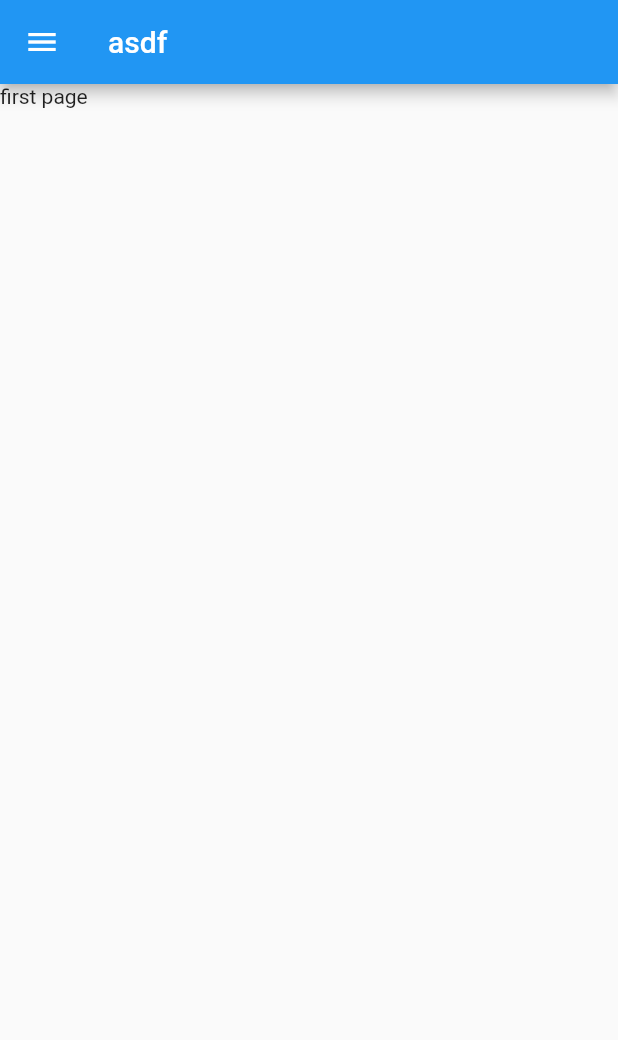
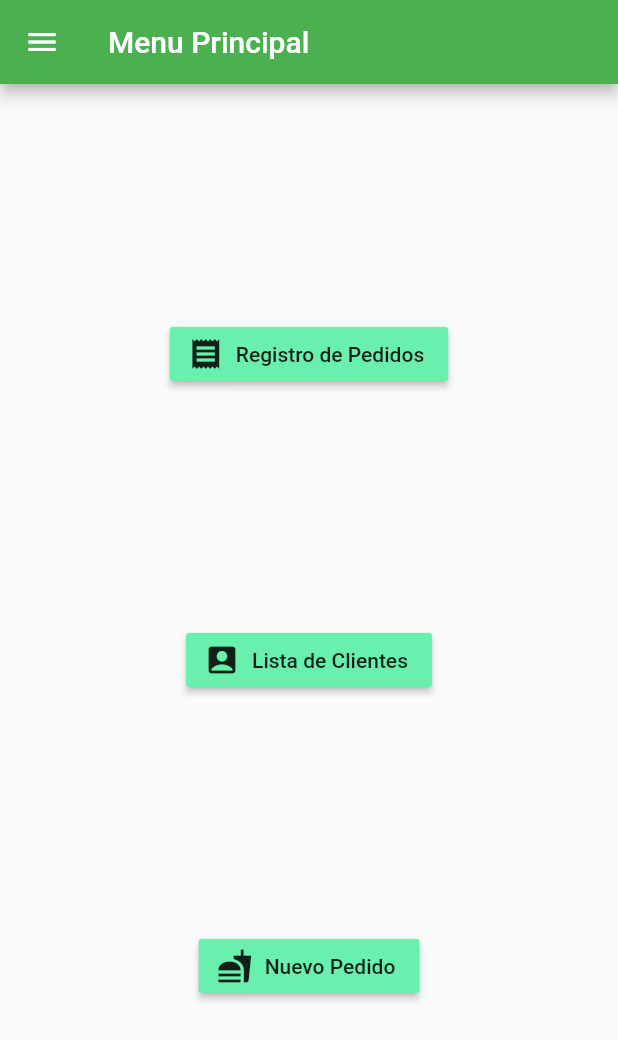
Before and after one commit to michmaloof7/ddsr, a Flutter app: the screen it shows after launch, on a phone screen of 412 x 824 dp. Shown: the top 1040 px of the screen. Run offline on Flutter 3.47's test engine with Material 2 defaults, Android fonts, the phone set to English and light mode, and no system bars.

Commit message:
progress on main menu, update Flutter versions

```diff
--- a/lib/functs/drawer.dart
+++ b/lib/functs/drawer.dart
@@ -31,7 +31,7 @@ class BaseDrawer extends StatelessWidget{
             onTap: (){
               if(currentRoute == '/second') return;
               Navigator.pop(context);
-              Navigator.of(context).pushNamed('/second');
+              Navigator.of(context).pushNamed('/archive');
             }
           ),
         ],
--- a/lib/main.dart
+++ b/lib/main.dart
@@ -1,6 +1,6 @@
 import 'package:flutter/material.dart';
 import 'package:ddsr/views/home.dart';
-import 'package:ddsr/views/second.dart';
+import 'package:ddsr/views/archive.dart';
 
 void main() => runApp(MyApp());
 
@@ -9,11 +9,14 @@ class MyApp extends StatelessWidget {
   @override
   Widget build(BuildContext context) {
     return MaterialApp(
+      theme: ThemeData(
+        primarySwatch: Colors.green,
+      ),
       title: 'appTitle',
       initialRoute: '/',
       routes: {
         '/': (context) => MyHome(),
-        '/second': (context) => SecondPage()
+        '/archive': (context) => ArchivePage()
       },
     );
   }
--- a/lib/views/second.dart
+++ b/lib/views/archive.dart
@@ -1,7 +1,7 @@
 import 'package:flutter/material.dart';
 import 'package:ddsr/functs/drawer.dart';
 
-class SecondPage extends StatelessWidget {
+class ArchivePage extends StatelessWidget {
   @override
   Widget build(BuildContext context) {
     return Scaffold(
--- a/lib/views/home.dart
+++ b/lib/views/home.dart
@@ -5,9 +5,35 @@ class MyHome extends StatelessWidget {
   @override
   Widget build(BuildContext context) {
     return Scaffold(
-      appBar: AppBar(title: new Text('asdf')),
-      body: SafeArea(child: Text('first page')),
+      appBar: AppBar(title: new Text('Menu Principal')),
       drawer: BaseDrawer(),
+      body: SafeArea(
+        child: Center(
+          child: Column(
+            children: <Widget>[
+              RaisedButton.icon(
+                icon: Icon(Icons.receipt),
+                label: Text("Registro de Pedidos"),
+                onPressed: (){Navigator.of(context).pushNamed('/archive');},
+                color: Colors.greenAccent,
+              ),
+              RaisedButton.icon(
+                icon: Icon(Icons.account_box),
+                label: Text("Lista de Clientes"),
+                onPressed: (){},
+                color: Colors.greenAccent,
+              ),
+              RaisedButton.icon(
+                icon: Icon(Icons.fastfood),
+                label: Text("Nuevo Pedido"),
+                onPressed: (){},
+                color: Colors.greenAccent,
+              )
+            ],
+            mainAxisAlignment: MainAxisAlignment.spaceEvenly,
+          )
+        )
+      ),
     );
   }
 }
```
Also changed, not shown: pubspec.lock.
